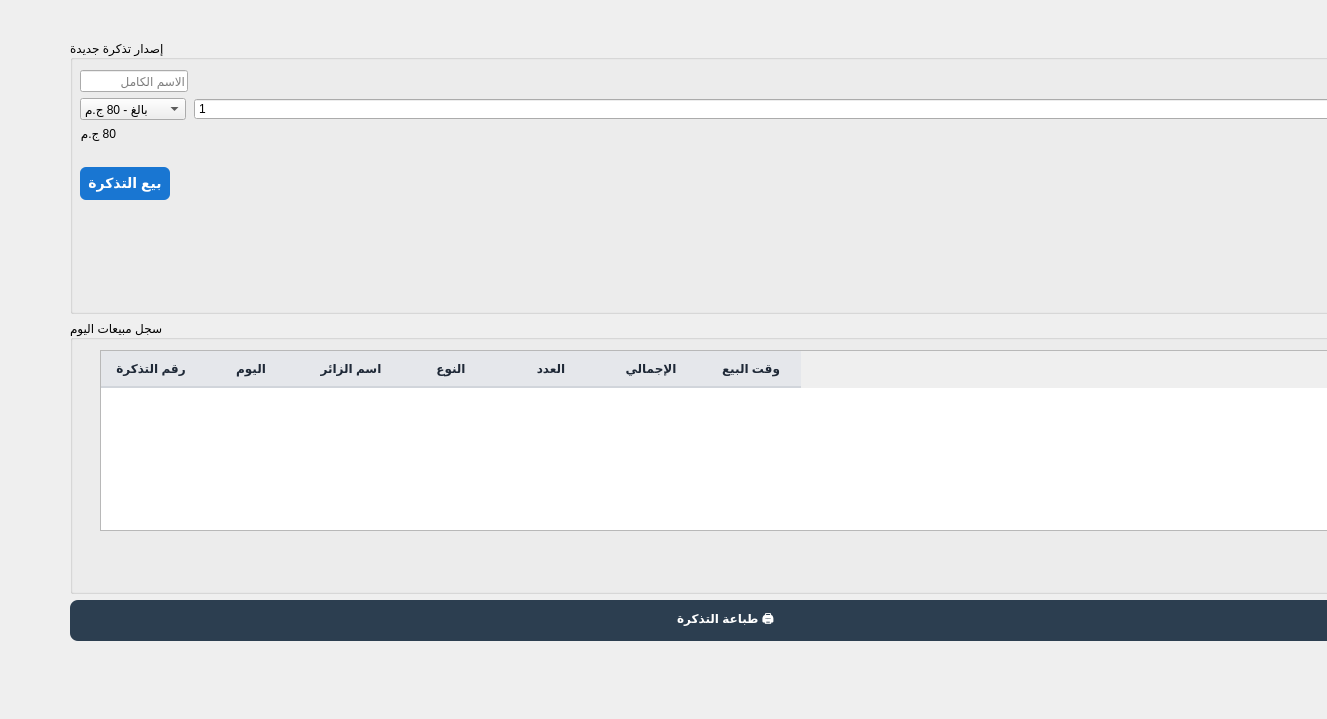
This is ticketwidget.ui in mostafa-1234-mo/Zoo-Management-System as Qt 5 draws it before an edit. The edited form follows.
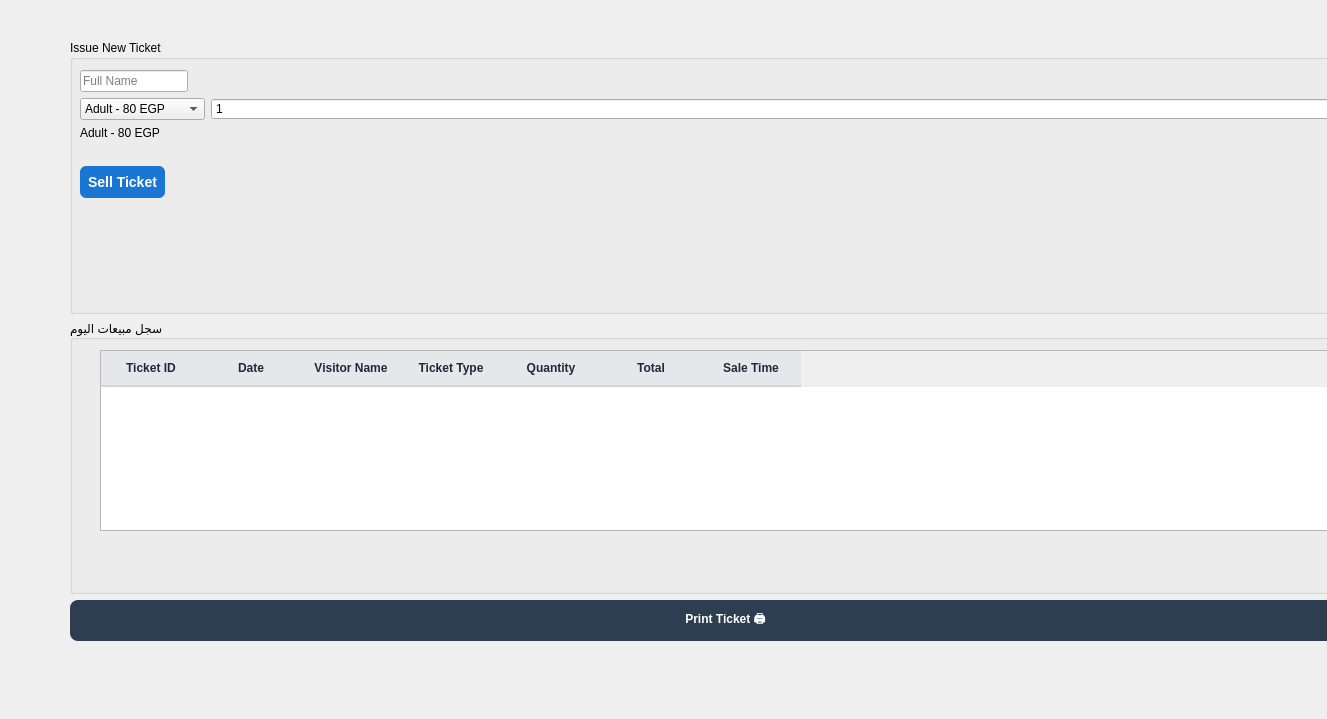
This is the edited form. Icons and pictures are not drawn.

```diff
--- a/ticketwidget.ui
+++ b/ticketwidget.ui
@@ -34,7 +34,7 @@
        <string notr="true"/>
       </property>
       <property name="title">
-       <string>إصدار تذكرة جديدة</string>
+       <string>Issue New Ticket</string>
       </property>
       <widget class="QWidget" name="formLayoutWidget">
        <property name="geometry">
@@ -49,7 +49,7 @@
         <item row="0" column="0">
          <widget class="QLineEdit" name="lineEditVisitorName">
           <property name="placeholderText">
-           <string>الاسم الكامل</string>
+           <string>Full Name</string>
           </property>
          </widget>
         </item>
@@ -60,22 +60,22 @@
           </property>
           <item>
            <property name="text">
-            <string>بالغ - 80 ج.م</string>
+            <string>Adult - 80 EGP</string>
            </property>
           </item>
           <item>
            <property name="text">
-            <string>طفل - 40 ج.م</string>
+            <string>Child - 40 EGP</string>
            </property>
           </item>
           <item>
            <property name="text">
-            <string>عائلة - 200 ج.م</string>
+            <string>Family - 200 EGP</string>
            </property>
           </item>
           <item>
            <property name="text">
-            <string>طالب - 50 ج.م</string>
+            <string>Student - 50 EGP</string>
            </property>
           </item>
          </widget>
@@ -96,7 +96,7 @@
         <item row="2" column="0">
          <widget class="QLabel" name="labelTotal">
           <property name="text">
-           <string>80 ج.م</string>
+           <string>Adult - 80 EGP</string>
           </property>
          </widget>
         </item>
@@ -117,7 +117,7 @@
 }</string>
           </property>
           <property name="text">
-           <string>بيع التذكرة</string>
+           <string>Sell Ticket</string>
           </property>
           <property name="icon">
            <iconset resource="resources.qrc">
@@ -177,37 +177,37 @@
        </property>
        <column>
         <property name="text">
-         <string>رقم التذكرة</string>
+         <string>Ticket ID</string>
         </property>
        </column>
        <column>
         <property name="text">
-         <string>اليوم</string>
+         <string>Date</string>
         </property>
        </column>
        <column>
         <property name="text">
-         <string>اسم الزائر</string>
+         <string>Visitor Name</string>
         </property>
        </column>
        <column>
         <property name="text">
-         <string>النوع</string>
+         <string>Ticket Type</string>
         </property>
        </column>
        <column>
         <property name="text">
-         <string>العدد</string>
+         <string>Quantity</string>
         </property>
        </column>
        <column>
         <property name="text">
-         <string>الإجمالي</string>
+         <string>Total</string>
         </property>
        </column>
        <column>
         <property name="text">
-         <string>وقت البيع</string>
+         <string>Sale Time</string>
         </property>
        </column>
       </widget>
@@ -225,7 +225,7 @@
 font-weight: bold;</string>
         </property>
         <property name="text">
-         <string>طباعة التذكرة 🖨️</string>
+         <string>Print Ticket 🖨️</string>
         </property>
        </widget>
       </item>
```
